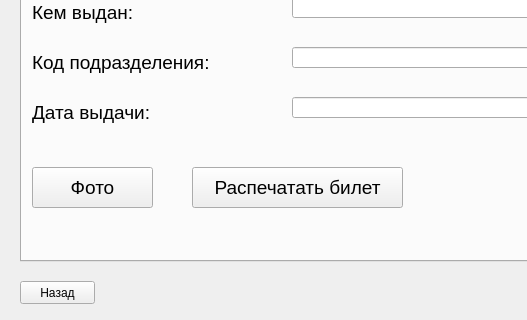
Before: the Qt Designer form anketa.ui in max-marshalov/ZMC_Final_Task3, drawn with Qt 5; both pictures show x 0 to 527 and y 399 to 719 of the 807 by 719 pixel window.
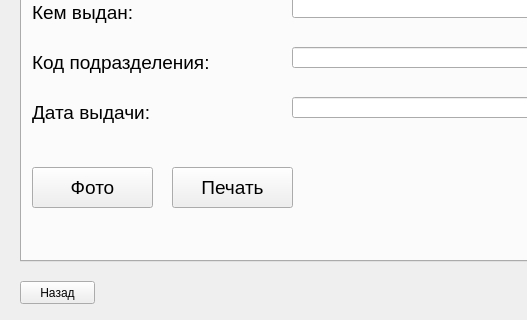
After: the same form once the commit is applied.

```diff
--- a/anketa.ui
+++ b/anketa.ui
@@ -366,9 +366,9 @@
      <widget class="QPushButton" name="btn_study_ticket">
       <property name="geometry">
        <rect>
-        <x>170</x>
+        <x>150</x>
         <y>530</y>
-        <width>211</width>
+        <width>121</width>
         <height>41</height>
        </rect>
       </property>
@@ -378,7 +378,7 @@
        </font>
       </property>
       <property name="text">
-       <string>Распечатать билет</string>
+       <string>Печать</string>
       </property>
      </widget>
     </widget>
```
Left out of the diff: 4 changed lines with no effect on the pictures.
